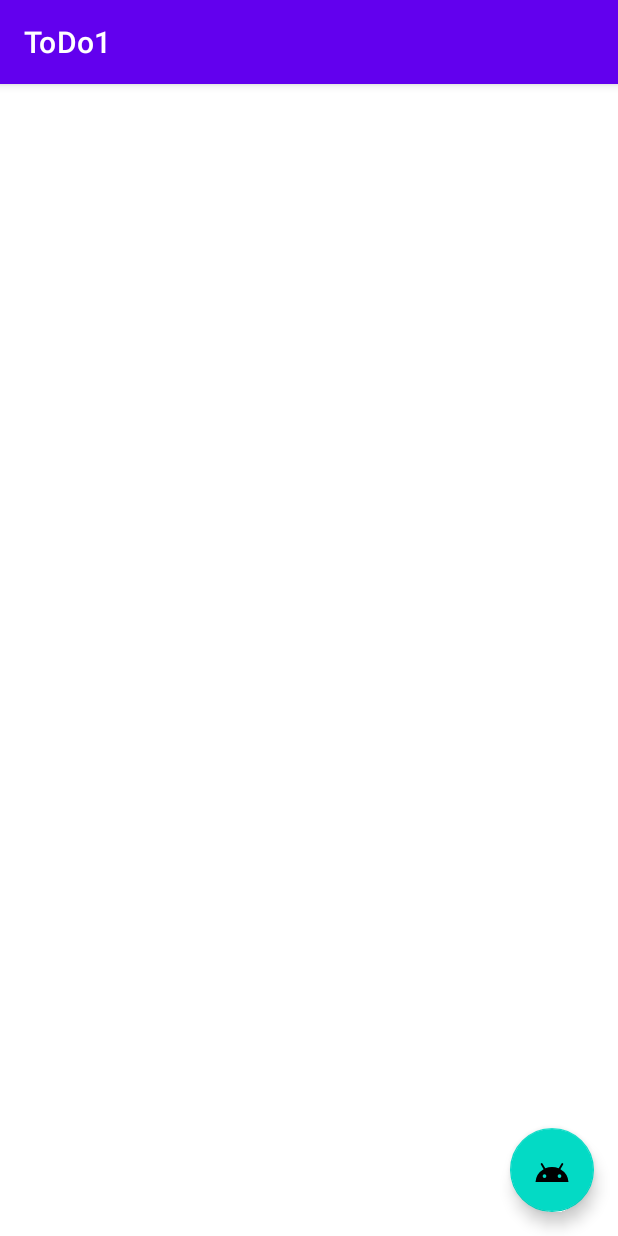
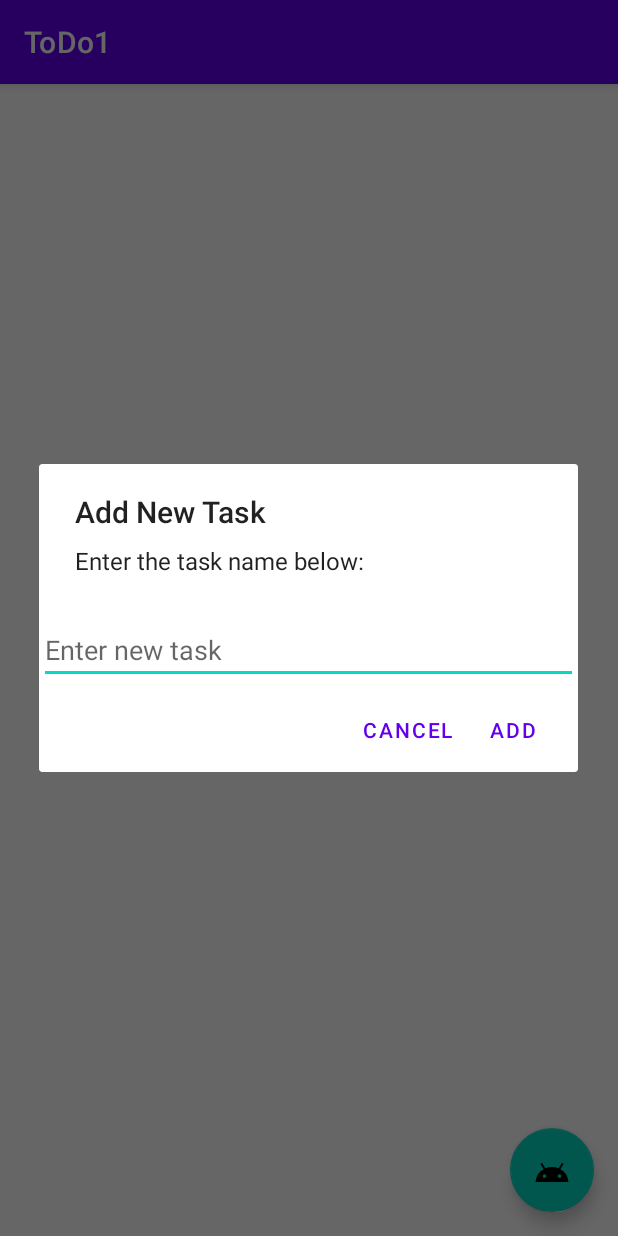
Before and after one commit to d-p-Jones/SimpleToDoApp, an Android app: the screen it shows after launch (MainActivity), after a tap on an icon or button, on a phone screen of 412 x 824 dp. Run offline under Robolectric (Android 15) with nearby library versions, the phone set to English and light mode, and no system bars; 2 statements that could not run were skipped.

Commit message:
Update MainActivity.java

```diff
--- a/ToDo1/app/src/main/java/com/example/todo1/MainActivity.java
+++ b/ToDo1/app/src/main/java/com/example/todo1/MainActivity.java
@@ -1,8 +1,13 @@
 package com.example.todo1;
 
+import android.content.DialogInterface;
 import android.os.Bundle;
 import android.view.View;
+import android.widget.ArrayAdapter;
+import android.widget.EditText;
+import android.widget.ListView;
 
+import androidx.appcompat.app.AlertDialog;
 import androidx.appcompat.app.AppCompatActivity;
 import androidx.recyclerview.widget.LinearLayoutManager;
 import androidx.recyclerview.widget.RecyclerView;
@@ -13,25 +18,51 @@ import java.util.ArrayList;
 import java.util.List;
 
 public class MainActivity extends AppCompatActivity {
-    private List<Todo> todoList = new ArrayList<>();
+    // Define itemsAdapter as a member variable of the MainActivity class
+    private ArrayAdapter<String> itemsAdapter;
 
     @Override
     protected void onCreate(Bundle savedInstanceState) {
         super.onCreate(savedInstanceState);
         setContentView(R.layout.activity_main);
 
-        RecyclerView todoRecyclerView = findViewById(R.id.todo_list);
-        LinearLayoutManager layoutManager = new LinearLayoutManager(this);
-        todoRecyclerView.setLayoutManager(layoutManager);
+        // Find the ListView and initialize the itemsAdapter
+        ListView lvItems = findViewById(R.id.lvItems);
+        ArrayList<String> items = new ArrayList<>();
+        itemsAdapter = new ArrayAdapter<>(this, android.R.layout.simple_list_item_1, items);
+        lvItems.setAdapter(itemsAdapter);
 
-        TodoAdapter todoAdapter = new TodoAdapter(todoList);
-        todoRecyclerView.setAdapter(todoAdapter);
-
+        // Setup the "Add" button to add new items
         FloatingActionButton fab = findViewById(R.id.add_todo_button);
         fab.setOnClickListener(new View.OnClickListener() {
             @Override
+            public void onClick(View view) {
+                addItem();
+            }
+        });
+    }
 
-        }
-        );
+    private void addItem() {
+        // Create an EditText view to prompt the user for input
+        final EditText input = new EditText(this);
+
+        // Set the hint text for the EditText view
+        input.setHint("Enter new task");
+
+        // Create an AlertDialog to display the EditText view
+        new AlertDialog.Builder(this)
+                .setTitle("Add New Task")
+                .setMessage("Enter the task name below:")
+                .setView(input)
+                .setPositiveButton("Add", new DialogInterface.OnClickListener() {
+                    @Override
+                    public void onClick(DialogInterface dialogInterface, int i) {
+                        // When the user clicks "Add" on the AlertDialog, add the new task to the list
+                        String taskName = input.getText().toString();
+                        itemsAdapter.add(taskName);
+                    }
+                })
+                .setNegativeButton("Cancel", null)
+                .show();
     }
 }
```
